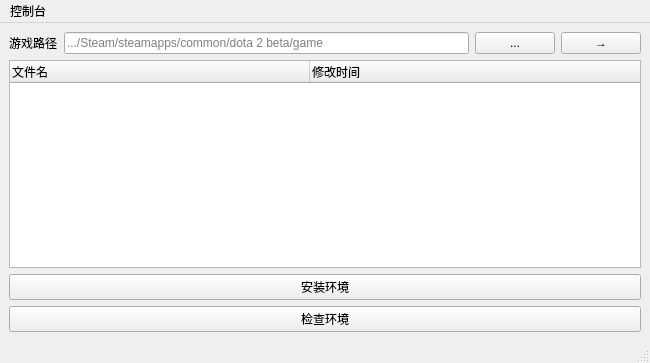
JeremyChim/Dota-Max, file ui/config.ui: the form before one commit.
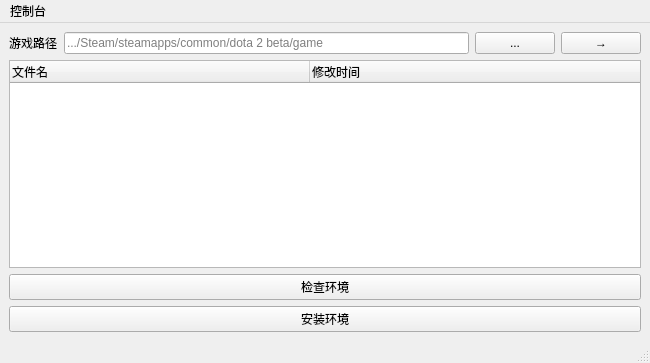
The form after the commit.

```diff
--- a/ui/config.ui
+++ b/ui/config.ui
@@ -65,16 +65,16 @@
      </widget>
     </item>
     <item>
-     <widget class="QPushButton" name="pushButton_2">
+     <widget class="QPushButton" name="pushButton_3">
       <property name="text">
-       <string>安装环境</string>
+       <string>检查环境</string>
       </property>
      </widget>
     </item>
     <item>
-     <widget class="QPushButton" name="pushButton_3">
+     <widget class="QPushButton" name="pushButton_2">
       <property name="text">
-       <string>检查环境</string>
+       <string>安装环境</string>
       </property>
      </widget>
     </item>
```
